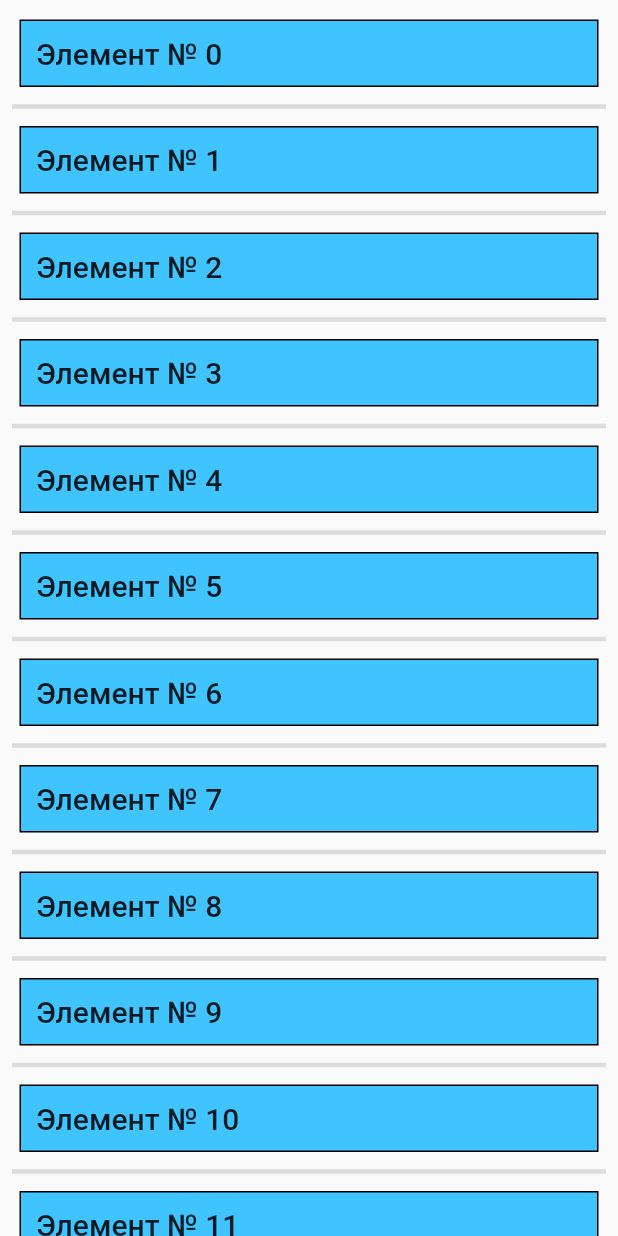
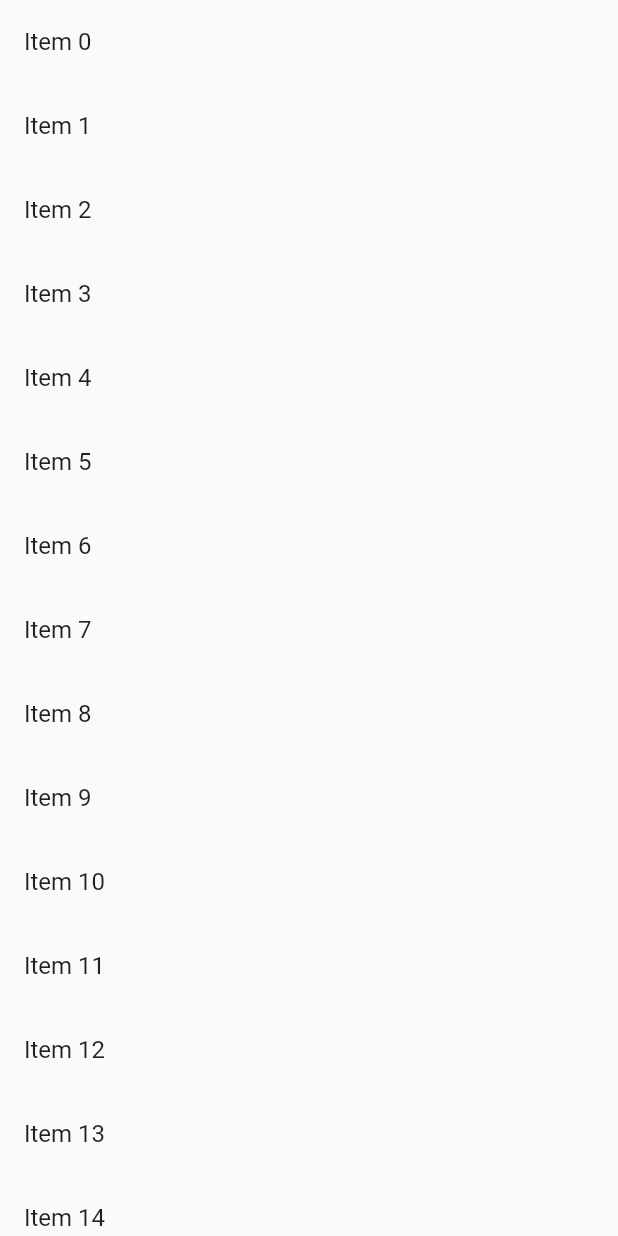
Before and after one commit to Aliv1380/app22.1, a Flutter app: the screen it shows after launch, on a phone screen of 412 x 824 dp. Run offline on Flutter 3.47's test engine with Material 2 defaults, Android fonts, the phone set to English and light mode, and no system bars; our stand-ins replace syncfusion_flutter_sliders; missing offline and left inert: sliding_switch.

Commit message:
Кликабельный список из 20 элементов ЛистТайл

```diff
--- a/lib/screens/list_view_screen.dart
+++ b/lib/screens/list_view_screen.dart
@@ -9,12 +9,12 @@ class ListViewScreen extends StatelessWidget {
   Widget build(BuildContext context) {
     return MaterialApp(
       home: Scaffold(
-        body: SimpleListSeparated(),
+        body: ClicListBuilder(),
       ),
     );
   }
 }
-
+//-----------------------------------------------------------------------
 class SimpleList extends StatelessWidget {
   const SimpleList({Key? key}) : super(key: key);
 
@@ -40,8 +40,7 @@ class SimpleList extends StatelessWidget {
     );
   }
 }
-
-
+//------------------------------------------------------------------------
 
 class MyListItem extends StatelessWidget {
   const MyListItem({Key? key, required this.number}) : super(key: key);
@@ -63,11 +62,10 @@ class MyListItem extends StatelessWidget {
     );
   }
 }
-
+//------------------------------------------------------------------------------
 class SimpleListBuilder extends StatelessWidget {
   SimpleListBuilder({Key? key}) : super(key: key);
   var list = List<int>.generate(50, (i) => i+1);
-
   @override
   Widget build(BuildContext context) {
     return ListView.builder(
@@ -81,7 +79,7 @@ class SimpleListBuilder extends StatelessWidget {
     );
   }
 }
-
+//-----------------------------------------------------------------------------
 class SimpleListSeparated extends StatelessWidget {
   SimpleListSeparated({Key? key}) : super(key: key);
   var list = List<int>.generate(50, (i) => i+1);
@@ -100,3 +98,56 @@ class SimpleListSeparated extends StatelessWidget {
     );
   }
 }
+//------------------------------------------------------------------------------
+class ClicListBuilder extends StatefulWidget {
+  const ClicListBuilder({Key? key}) : super(key: key);
+  @override
+  _ClicListBuilderState createState() => _ClicListBuilderState();
+}
+class _ClicListBuilderState extends State<ClicListBuilder> {
+  int _selectedIndex = 0;
+  @override
+  Widget build(BuildContext context) {
+    return ListView.builder(
+      itemCount: 20,
+      itemBuilder: (BuildContext, int index) {
+        return ListTile(
+          title: Text('Item $index'),
+          onTap: (){
+            setState(() {
+              _selectedIndex = index;
+            });
+          },
+        );
+      }
+    );
+  }
+}
+
+//-------------------------------------------------------
+class SimpleListViewIcon extends StatelessWidget {
+  const SimpleListViewIcon({Key? key}) : super(key: key);
+  @override
+  Widget build(BuildContext context) {
+    return ListView(
+      scrollDirection: Axis.vertical,
+      children: const <Widget>[
+        ListTile(
+          leading: Icon(Icons.map),
+          title: Text('Map'),
+        ),
+        ListTile(
+          leading: Icon(Icons.add_a_photo),
+          title: Text('Photo'),
+        ),ListTile(
+          leading: Icon(Icons.add_call),
+          title: Text('Call'),
+        ),ListTile(
+          leading: Icon(Icons.add_link),
+          title: Text('Add link'),
+        ),
+      ],
+    );
+  }
+}
+//-------------------------------------------------------------------
```
